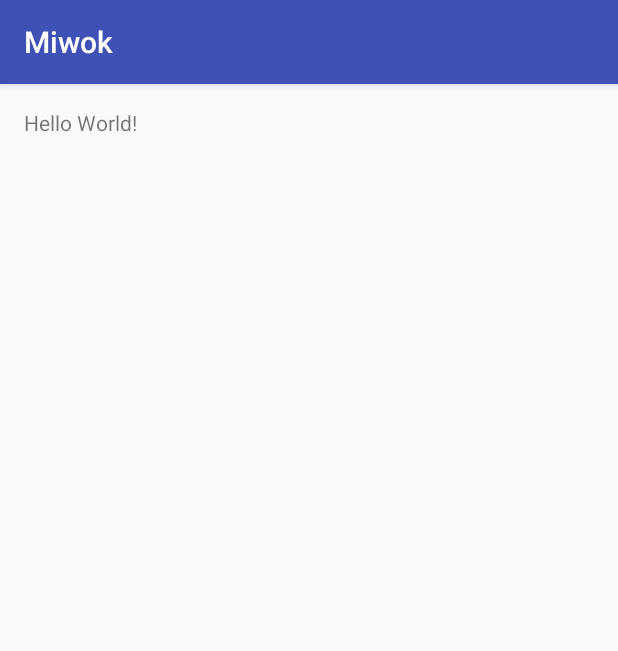
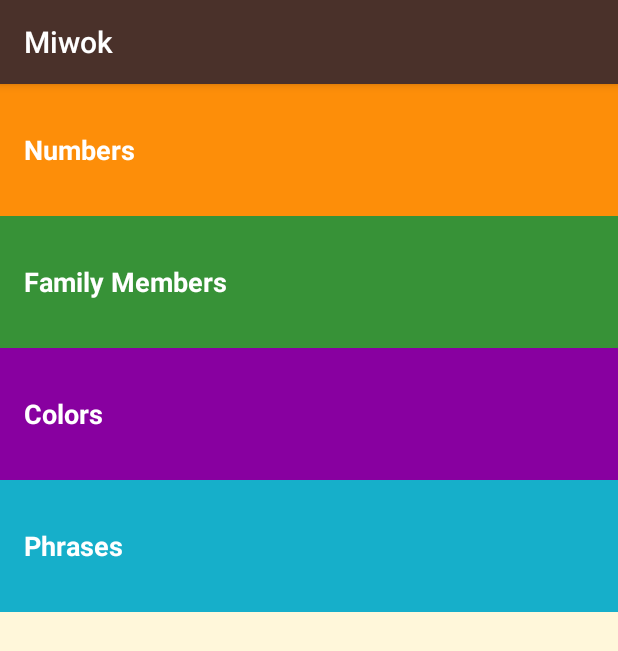
Before and after one commit to urbantom/MiwokApp, an Android app: the screen it shows after launch (MainActivity), on a phone screen of 412 x 824 dp. Shown: the top 651 px of the screen. Run offline under Robolectric (Android 15) with nearby library versions, the phone set to English and light mode, and no system bars.

Commit message:
Starter code

```diff
--- a/app/src/main/java/com/example/android/miwok/MainActivity.java
+++ b/app/src/main/java/com/example/android/miwok/MainActivity.java
@@ -15,14 +15,16 @@
  */
 package com.example.android.miwok;
 
+import android.os.Bundle;
 import android.support.v7.app.AppCompatActivity;
-import android.os.Bundle;
 
 public class MainActivity extends AppCompatActivity {
 
     @Override
     protected void onCreate(Bundle savedInstanceState) {
         super.onCreate(savedInstanceState);
+
+        // Set the content of the activity to use the activity_main.xml layout file
         setContentView(R.layout.activity_main);
     }
 }
--- a/app/src/main/res/layout/activity_main.xml
+++ b/app/src/main/res/layout/activity_main.xml
@@ -13,18 +13,36 @@
      See the License for the specific language governing permissions and
      limitations under the License.
 -->
-<RelativeLayout xmlns:android="http://schemas.android.com/apk/res/android"
+<LinearLayout xmlns:android="http://schemas.android.com/apk/res/android"
     xmlns:tools="http://schemas.android.com/tools"
     android:layout_width="match_parent"
     android:layout_height="match_parent"
-    android:paddingBottom="@dimen/activity_vertical_margin"
-    android:paddingLeft="@dimen/activity_horizontal_margin"
-    android:paddingRight="@dimen/activity_horizontal_margin"
-    android:paddingTop="@dimen/activity_vertical_margin"
+    android:background="@color/tan_background"
+    android:orientation="vertical"
     tools:context="com.example.android.miwok.MainActivity">
 
     <TextView
-        android:layout_width="wrap_content"
-        android:layout_height="wrap_content"
-        android:text="Hello World!" />
-</RelativeLayout>
+        android:id="@+id/numbers"
+        style="@style/CategoryStyle"
+        android:background="@color/category_numbers"
+        android:text="@string/category_numbers" />
+
+    <TextView
+        android:id="@+id/family"
+        style="@style/CategoryStyle"
+        android:background="@color/category_family"
+        android:text="@string/category_family" />
+
+    <TextView
+        android:id="@+id/colors"
+        style="@style/CategoryStyle"
+        android:background="@color/category_colors"
+        android:text="@string/category_colors" />
+
+    <TextView
+        android:id="@+id/phrases"
+        style="@style/CategoryStyle"
+        android:background="@color/category_phrases"
+        android:text="@string/category_phrases" />
+
+</LinearLayout>
--- a/app/src/main/res/values/colors.xml
+++ b/app/src/main/res/values/colors.xml
@@ -14,7 +14,24 @@
      limitations under the License.
 -->
 <resources>
-    <color name="colorPrimary">#3F51B5</color>
-    <color name="colorPrimaryDark">#303F9F</color>
-    <color name="colorAccent">#FF4081</color>
+    <!-- Primary color of the app (shown in the app bar) -->
+    <color name="primary_color">#4A312A</color>
+
+    <!-- Primary dark color of the app (shown in the status bar) -->
+    <color name="primary_dark_color">#2F1D1A</color>
+
+    <!-- Background color for app -->
+    <color name="tan_background">#FFF7DA</color>
+
+    <!-- Background color for the numbers category -->
+    <color name="category_numbers">#FD8E09</color>
+
+    <!-- Background color for the family members category -->
+    <color name="category_family">#379237</color>
+
+    <!-- Background color for the colors category -->
+    <color name="category_colors">#8800A0</color>
+
+    <!-- Background color for the phrases category -->
+    <color name="category_phrases">#16AFCA</color>
 </resources>
--- a/app/src/main/res/values/dimens.xml
+++ b/app/src/main/res/values/dimens.xml
@@ -13,6 +13,8 @@
      limitations under the License.
 -->
 <resources>
+    <!-- Height of each list item -->
+    <dimen name="list_item_height">88dp</dimen>
     <!-- Default screen margins, per the Android Design guidelines. -->
     <dimen name="activity_horizontal_margin">16dp</dimen>
     <dimen name="activity_vertical_margin">16dp</dimen>
--- a/app/src/main/res/values/strings.xml
+++ b/app/src/main/res/values/strings.xml
@@ -13,5 +13,18 @@
      limitations under the License.
 -->
 <resources>
+    <!-- Title for the application. [CHAR LIMIT=12] -->
     <string name="app_name">Miwok</string>
+
+    <!-- Category name for phrases [CHAR LIMIT=20] -->
+    <string name="category_phrases">Phrases</string>
+
+    <!-- Category name for the vocabulary words for colors [CHAR LIMIT=20] -->
+    <string name="category_colors">Colors</string>
+
+    <!-- Category name for the vocabulary words for numbers [CHAR LIMIT=20] -->
+    <string name="category_numbers">Numbers</string>
+
+    <!-- Category name for the vocabulary words for family members [CHAR LIMIT=20] -->
+    <string name="category_family">Family Members</string>
 </resources>
--- a/app/src/main/res/values/styles.xml
+++ b/app/src/main/res/values/styles.xml
@@ -16,10 +16,18 @@
 
     <!-- Base application theme. -->
     <style name="AppTheme" parent="Theme.AppCompat.Light.DarkActionBar">
-        <!-- Customize your theme here. -->
-        <item name="colorPrimary">@color/colorPrimary</item>
-        <item name="colorPrimaryDark">@color/colorPrimaryDark</item>
-        <item name="colorAccent">@color/colorAccent</item>
+        <item name="colorPrimary">@color/primary_color</item>
+        <item name="colorPrimaryDark">@color/primary_dark_color</item>
     </style>
 
+    <!-- Style for a category of vocabulary words -->
+    <style name="CategoryStyle">
+        <item name="android:layout_width">match_parent</item>
+        <item name="android:layout_height">@dimen/list_item_height</item>
+        <item name="android:gravity">center_vertical</item>
+        <item name="android:padding">16dp</item>
+        <item name="android:textColor">@android:color/white</item>
+        <item name="android:textStyle">bold</item>
+        <item name="android:textAppearance">?android:textAppearanceMedium</item>
+    </style>
 </resources>
```
